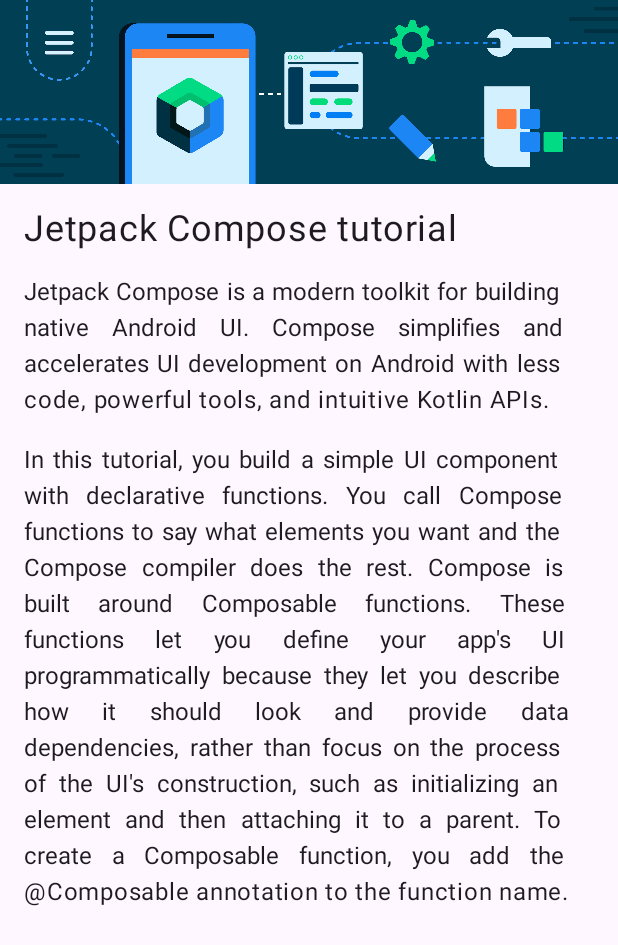
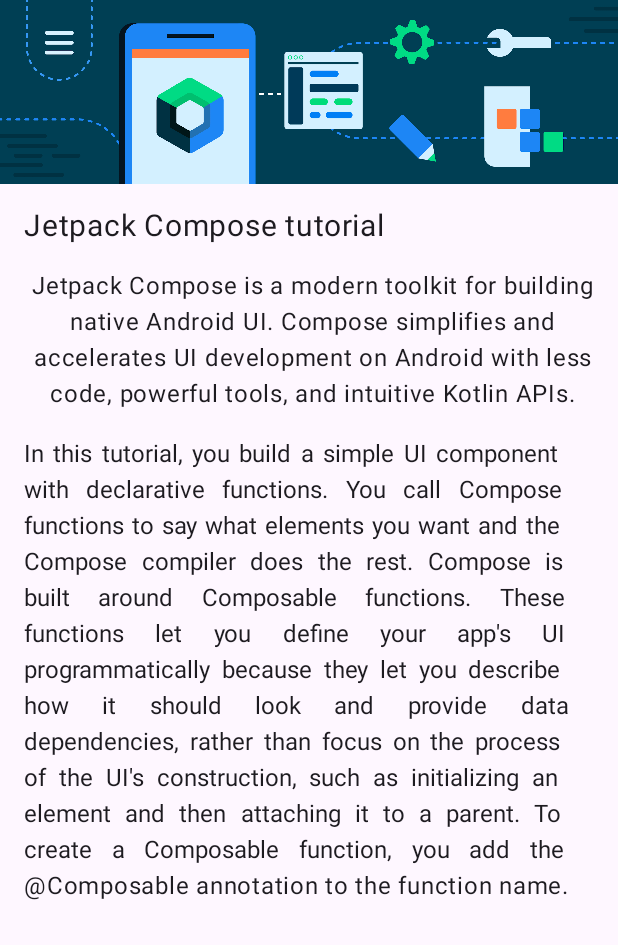
Before and after one commit to labs-mobile/autoformation, an Android app built with Jetpack Compose: the screen it shows after launch (MainActivity), on a phone screen of 412 x 824 dp. Shown: the top 945 px of the screen. Run offline under Robolectric (Android 15) with nearby library versions, the phone set to English and light mode, and no system bars.

Commit message:
2.1- Principes de base du Kotlin

```diff
--- a/Exercices-1.3/ComposeArticle/app/src/main/java/com/example/composearticle/MainActivity.kt
+++ b/Exercices-1.3/ComposeArticle/app/src/main/java/com/example/composearticle/MainActivity.kt
@@ -77,12 +77,12 @@ private fun ArticleCard(
         Text(
             text = title,
             modifier = Modifier.padding(16.dp),
-            fontSize = 24.sp
+            fontSize = 20.sp
         )
         Text(
             text = shortDescription,
-            modifier = Modifier.padding(start = 16.dp, end = 16.dp),
-            textAlign = TextAlign.Justify
+            modifier = Modifier.padding(start = 10.dp, end = 5.dp),
+            textAlign = TextAlign.Center
         )
         Text(
             text = longDescription,
```
Also changed, not shown: 1 other file.
